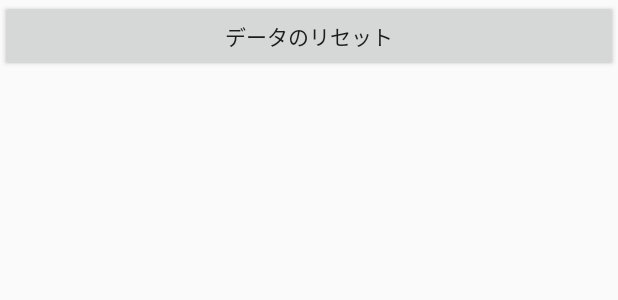
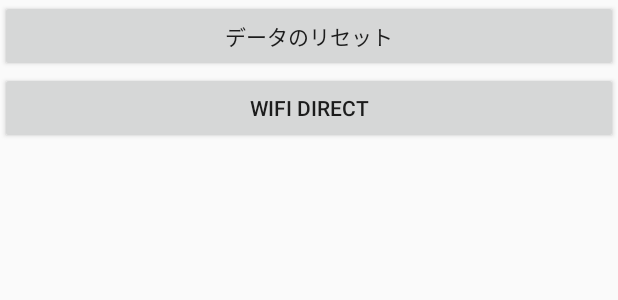
Before and after one commit to kunokuno/SyuGo, an Android app: the layout activity_secret.xml on its own in the app's theme, with its tools: preview values and no code run, on a phone screen of 412 x 824 dp. Shown: the top 300 px of the screen. Run offline under Robolectric (Android 15) with nearby library versions, the phone set to English and light mode, and no system bars; Roboto replaces fonts that are not available here.

Commit message:
秘密の画面を追加，接続

```diff
--- a/Syugo/app/src/main/java/jp/enpitsu/paseri/syugo/Start/StartActivity.java
+++ b/Syugo/app/src/main/java/jp/enpitsu/paseri/syugo/Start/StartActivity.java
@@ -9,6 +9,7 @@ import android.view.View;
 import android.widget.Button;
 import android.widget.ImageButton;
 
+import jp.enpitsu.paseri.syugo.Develop.SecretActivity;
 import jp.enpitsu.paseri.syugo.Global.SyugoApp;
 import jp.enpitsu.paseri.syugo.Lookfor.LookActivity;
 import jp.enpitsu.paseri.syugo.R;
@@ -40,7 +41,7 @@ public class StartActivity extends Activity {
     //隠しボタン
     private View.OnClickListener hideListener =new View.OnClickListener() {
         public void onClick(View v) {
-            Intent intent_hide = new Intent(StartActivity.this, WiFiDirectActivity.class);//WiFIのActivity名に変えてね
+            Intent intent_hide = new Intent(StartActivity.this, SecretActivity.class);
             try {
                 startActivity(intent_hide);
             } catch (Exception e){
--- a/Syugo/app/src/main/res/layout/activity_secret.xml
+++ b/Syugo/app/src/main/res/layout/activity_secret.xml
@@ -8,4 +8,10 @@
         android:layout_width="match_parent"
         android:layout_height="wrap_content"
         android:id="@+id/sc_data_reset" />
+
+    <Button
+        android:text="Wifi Direct"
+        android:layout_width="match_parent"
+        android:layout_height="wrap_content"
+        android:id="@+id/sc_wifi_direct" />
 </LinearLayout>
```
Also changed, not shown: Syugo/app/src/main/java/jp/enpitsu/paseri/syugo/Develop/SecretActivity.java (+21 -0 lines).
